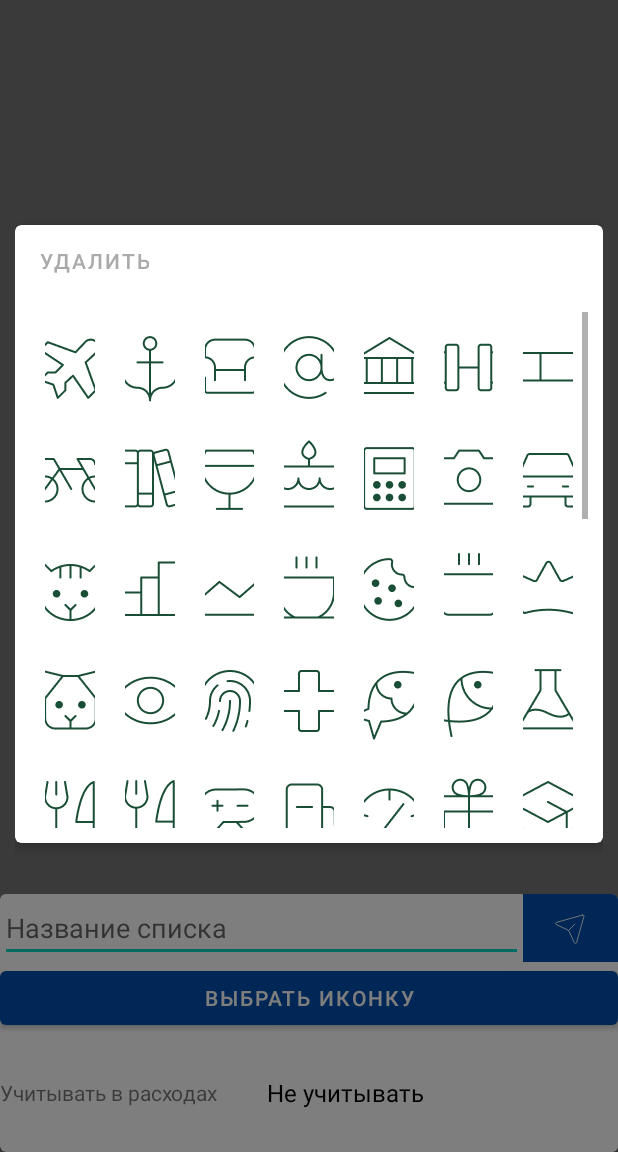
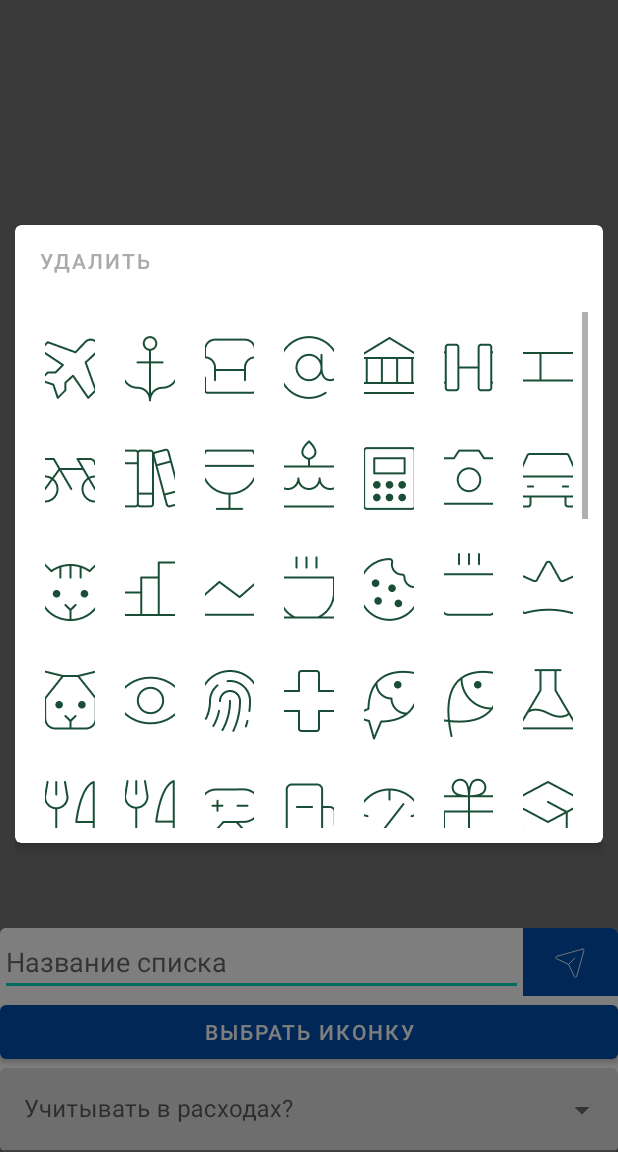
Before and after one commit to Andrii9090/ShoppingList, an Android app: the fragment FragmentCreateList placed in its activity, after a tap on "ВЫБРАТЬ ИКОНКУ", on a phone screen of 412 x 824 dp, the part 84-1236 px from its top. Run offline under Robolectric (Android 15) with nearby library versions, the phone set to English and light mode, and no system bars; our stand-ins replace ButterKnife, Dagger/Hilt's generated code, Room's generated code.

Commit message:
fix spinner fragment create list

```diff
--- a/app/src/main/java/com/kasandco/familyfinance/app/item/ItemComponent.java
+++ b/app/src/main/java/com/kasandco/familyfinance/app/item/ItemComponent.java
@@ -3,6 +3,7 @@ package com.kasandco.familyfinance.app.item;
 import dagger.Subcomponent;
 
 @Subcomponent(modules = {ItemModule.class})
+@ItemActivityScope
 public interface ItemComponent {
     void inject(ItemActivity activity);
 }
--- a/app/src/main/java/com/kasandco/familyfinance/app/item/ItemPresenter.java
+++ b/app/src/main/java/com/kasandco/familyfinance/app/item/ItemPresenter.java
@@ -12,7 +12,7 @@ import javax.inject.Inject;
 public class ItemPresenter extends BasePresenter<ItemActivity> {
     private List<ItemModel>  itemsActual;
     @Inject
-    private ItemDao itemDao;
+    public ItemDao itemDao;
 
     @Inject
     public ItemPresenter(){
--- a/app/src/main/java/com/kasandco/familyfinance/app/list/FragmentCreateList.java
+++ b/app/src/main/java/com/kasandco/familyfinance/app/list/FragmentCreateList.java
@@ -10,6 +10,7 @@ import android.view.View;
 import android.view.ViewGroup;
 import android.widget.AdapterView;
 import android.widget.ArrayAdapter;
+import android.widget.AutoCompleteTextView;
 import android.widget.Button;
 import android.widget.EditText;
 import android.widget.ImageButton;
@@ -20,6 +21,8 @@ import androidx.annotation.NonNull;
 import androidx.annotation.Nullable;
 import androidx.fragment.app.Fragment;
 
+import com.google.android.material.textfield.MaterialAutoCompleteTextView;
+import com.google.android.material.textfield.TextInputLayout;
 import com.kasandco.familyfinance.R;
 import com.kasandco.familyfinance.utils.ImageBackgroundUtil;
 
@@ -34,7 +37,7 @@ public class FragmentCreateList extends Fragment implements AdapterView.OnItemSe
     ImageButton btnCreate;
     Button btnSelectIcon;
     EditText text;
-    Spinner spinnerCostCategory;
+    AutoCompleteTextView spinnerCostCategory;
     boolean isEdit;
     int costCategoryAction;
     String iconPath;
@@ -59,8 +62,7 @@ public class FragmentCreateList extends Fragment implements AdapterView.OnItemSe
         btnCreate = view.findViewById(R.id.create_list_item_enter);
         iconView = view.findViewById(R.id.create_list_item_icon);
         btnSelectIcon = view.findViewById(R.id.create_list_item_select_icon);
-        spinnerCostCategory = view.findViewById(R.id.create_list_item_spinner);
-        spinnerCostCategory.setOnItemSelectedListener(this);
+        spinnerCostCategory = view.findViewById(R.id.tv_with_spinner_behavior);
 
         List<String> category = new ArrayList<>();
 
@@ -69,9 +71,10 @@ public class FragmentCreateList extends Fragment implements AdapterView.OnItemSe
         category.add("Продукты");
         category.add("Для авто");
 
-        ArrayAdapter arrayAdapter = new ArrayAdapter(getContext(), android.R.layout.simple_spinner_dropdown_item, category);
+        ArrayAdapter arrayAdapter = new ArrayAdapter(getContext(), android.R.layout.simple_dropdown_item_1line, category);
 
         spinnerCostCategory.setAdapter(arrayAdapter);
+        //@TODO Реализовать категории расходов в этот адаптер
 
         btnCreate.setOnClickListener(new View.OnClickListener() {
             @Override
--- a/app/src/main/res/layout/fragment_create_list_item.xml
+++ b/app/src/main/res/layout/fragment_create_list_item.xml
@@ -77,20 +77,20 @@
                 android:orientation="horizontal"
                 app:layout_constraintTop_toBottomOf="@id/create_list_item_btn_root">
 
-                <TextView
-                    android:layout_width="wrap_content"
-                    android:layout_height="wrap_content"
-                    android:layout_gravity="center"
-                    android:text="@string/cost_statistic_title" />
+                <com.google.android.material.textfield.TextInputLayout
+                    style = "@style/Widget.MaterialComponents.TextInputLayout.FilledBox.ExposedDropdownMenu"
+                    android:layout_width = "match_parent"
+                    android:layout_height = "wrap_content"
+                    android:hint = "@string/cost_statistic_title"
+                    >
 
-                <Spinner
-                    android:id="@+id/create_list_item_spinner"
-                    android:layout_width="match_parent"
-                    android:layout_height="wrap_content"
-                    android:layout_gravity="center"
-                    android:layout_marginStart="10dp"
-                    android:background="@color/white"
-                    android:padding="15dp" />
+                    <AutoCompleteTextView
+                        android:id = "@+id/tv_with_spinner_behavior"
+                        android:layout_width = "match_parent"
+                        android:layout_height = "wrap_content"
+                        />
+                </com.google.android.material.textfield.TextInputLayout>
+
             </LinearLayout>
         </androidx.constraintlayout.widget.ConstraintLayout>
     </com.google.android.material.card.MaterialCardView>
--- a/app/src/main/res/values/strings.xml
+++ b/app/src/main/res/values/strings.xml
@@ -18,5 +18,6 @@
     <string name="text_empty_statistic_category">Не учитывать</string>
     <string name="cteate_category">Создать категорию</string>
     <string name="text_create">Ок</string>
-    <string name="cost_statistic_title">Учитывать в расходах</string>
+    <string name="cost_statistic_title">Учитывать в расходах?</string>
+    <string name="text_add_photo">Добавить фото</string>
 </resources>
```
Also changed, not shown: app/src/main/java/com/kasandco/familyfinance/app/item/ItemActivity.java (+7 -0 lines), app/src/main/java/com/kasandco/familyfinance/app/item/ItemAdapter.java (+15 -1 lines), app/src/main/res/drawable/spinner_border.xml (added, +8 -0 lines), app/src/main/res/layout/fragment_create_item.xml (added, +16 -0 lines), app/src/main/res/menu/menu_context_item.xml (added, +8 -0 lines).
